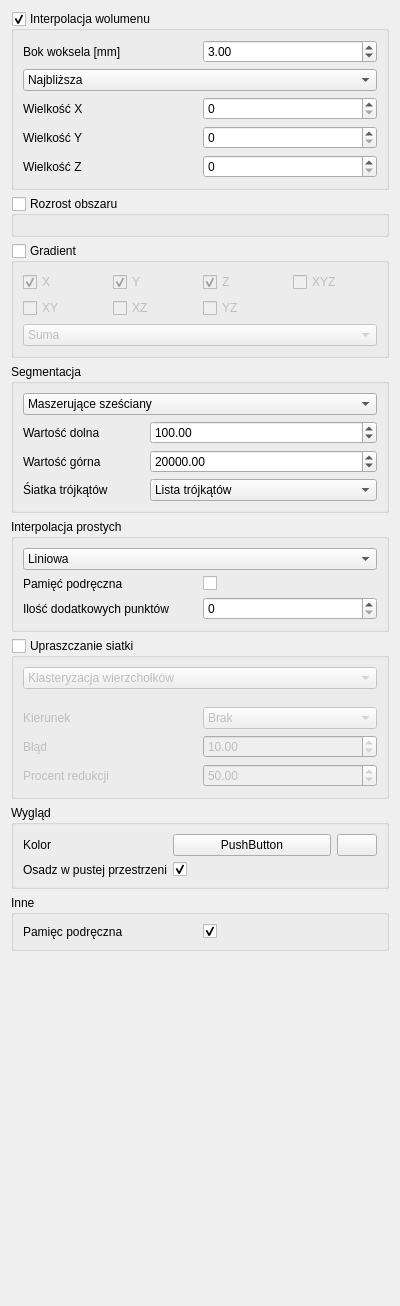
jedrzejowski/sokar-app, file src/SokarUi/SegmentationPipelineEditor.ui: the form before one commit.
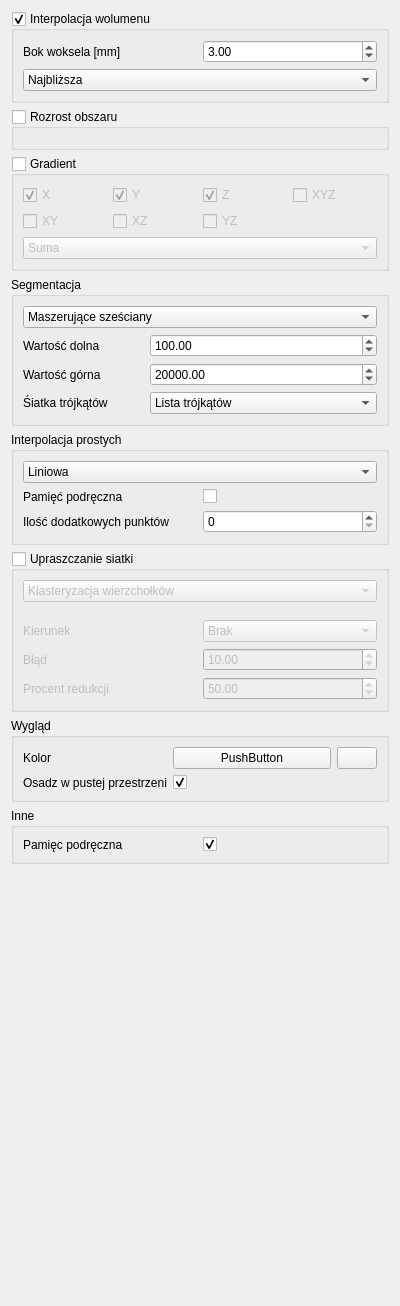
The form after the commit. Icons and pictures are not drawn. Custom widgets are drawn as their Qt base class.

The edit to the form file:
```diff
--- a/src/SokarUi/SegmentationPipelineEditor.ui
+++ b/src/SokarUi/SegmentationPipelineEditor.ui
@@ -29,6 +29,20 @@
       <bool>true</bool>
      </property>
      <layout class="QGridLayout" name="gridLayout_4">
+      <item row="0" column="0">
+       <widget class="QLabel" name="label_10">
+        <property name="text">
+         <string>Bok woksela [mm]</string>
+        </property>
+       </widget>
+      </item>
+      <item row="0" column="1">
+       <widget class="QtUi::DoubleSpinBox" name="interpolationWokselSize">
+        <property name="value">
+         <double>3.000000000000000</double>
+        </property>
+       </widget>
+      </item>
       <item row="1" column="0" colspan="2">
        <widget class="QtUi::ComboBox" name="interpolationCombo">
         <property name="currentIndex">
@@ -66,50 +80,6 @@
         </item>
        </widget>
       </item>
-      <item row="3" column="0">
-       <widget class="QLabel" name="label_5">
-        <property name="text">
-         <string>Wielkość Y</string>
-        </property>
-       </widget>
-      </item>
-      <item row="2" column="0">
-       <widget class="QLabel" name="label_4">
-        <property name="text">
-         <string>Wielkość X</string>
-        </property>
-       </widget>
-      </item>
-      <item row="2" column="1">
-       <widget class="QtUi::SpinBox" name="interpolationSizeX"/>
-      </item>
-      <item row="4" column="1">
-       <widget class="QtUi::SpinBox" name="interpolationSizeZ"/>
-      </item>
-      <item row="0" column="0">
-       <widget class="QLabel" name="label_10">
-        <property name="text">
-         <string>Bok woksela [mm]</string>
-        </property>
-       </widget>
-      </item>
-      <item row="3" column="1">
-       <widget class="QtUi::SpinBox" name="interpolationSizeY"/>
-      </item>
-      <item row="4" column="0">
-       <widget class="QLabel" name="label_6">
-        <property name="text">
-         <string>Wielkość Z</string>
-        </property>
-       </widget>
-      </item>
-      <item row="0" column="1">
-       <widget class="QtUi::DoubleSpinBox" name="interpolationWokselSize">
-        <property name="value">
-         <double>3.000000000000000</double>
-        </property>
-       </widget>
-      </item>
      </layout>
     </widget>
    </item>
```
Left out of the diff: 3 changed lines with no effect on the pictures.
